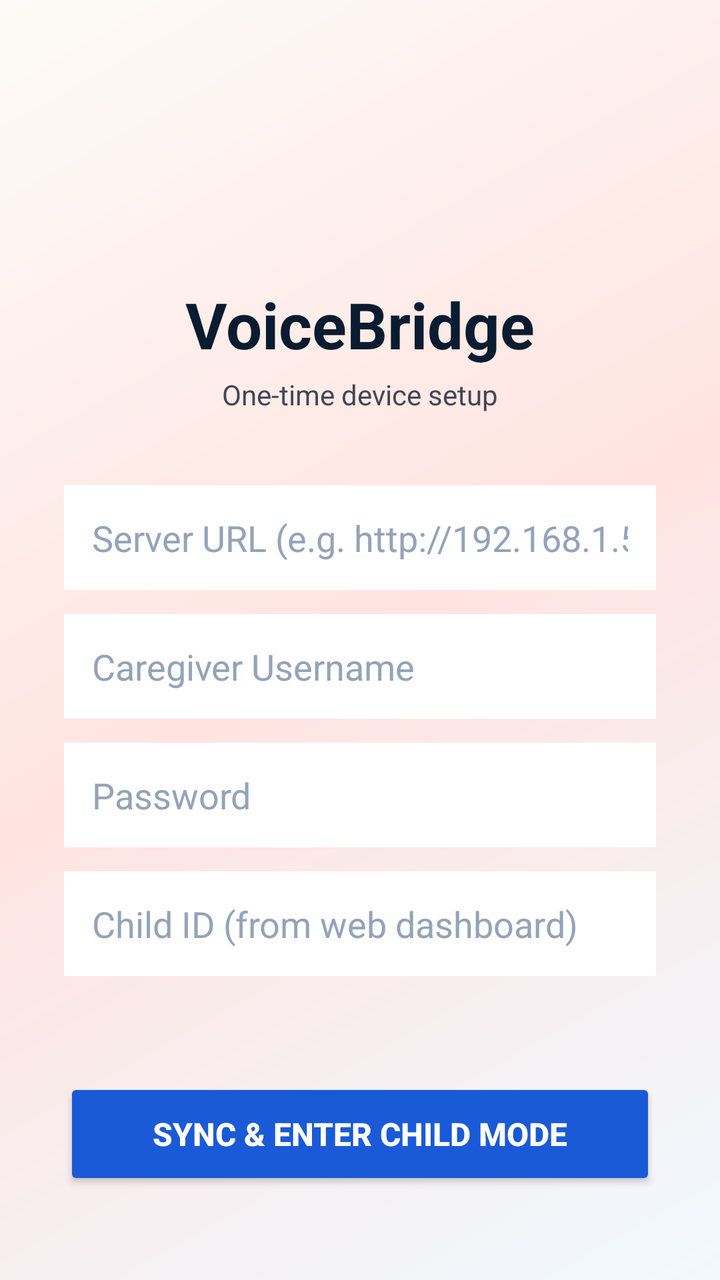
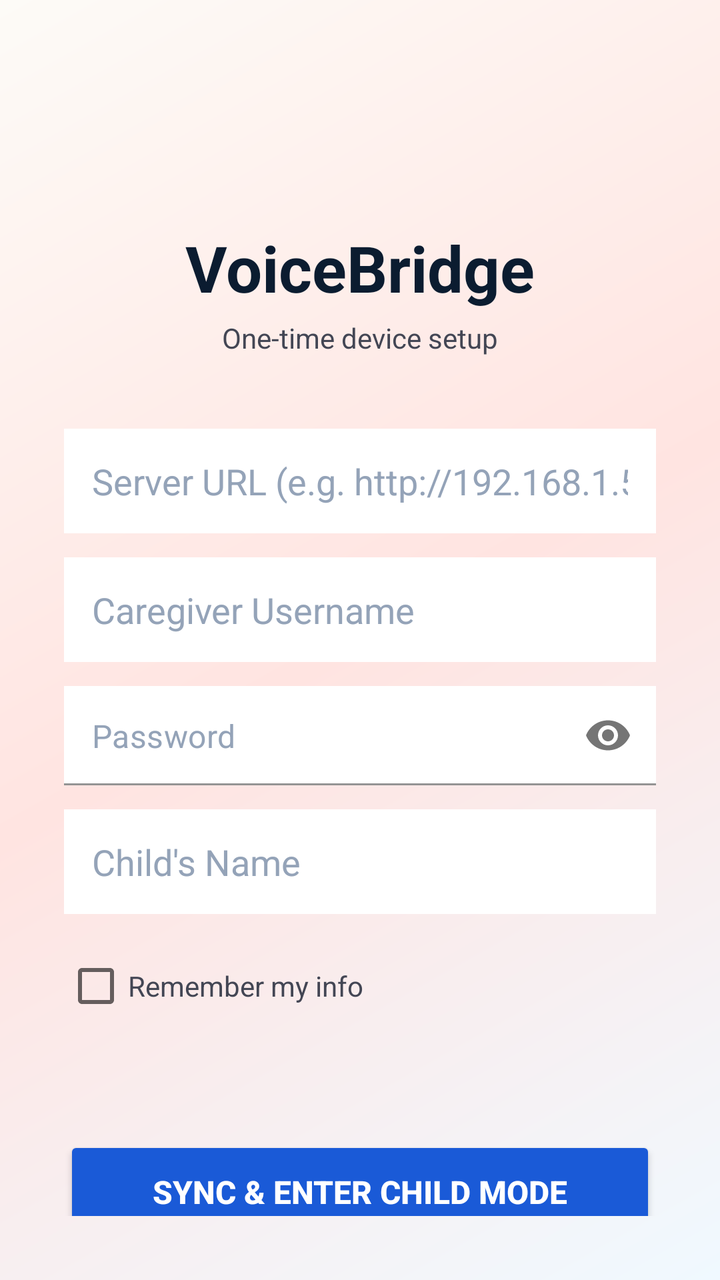

Compare the two renders of this Android layout. The source of the first and the diff that turns it into the second are given below.
<!-- AndroidManifest.xml: application theme Theme.VoiceBridge -->
<!-- res/layout/activity_login.xml -->
<?xml version="1.0" encoding="utf-8"?>
<LinearLayout xmlns:android="http://schemas.android.com/apk/res/android"
    android:layout_width="match_parent"
    android:layout_height="match_parent"
    android:orientation="vertical"
    android:gravity="center"
    android:padding="32dp"
    android:background="@drawable/bg_atmospheric">

    
    <ImageView
        android:layout_width="80dp"
        android:layout_height="80dp"
        android:src="@mipmap/ic_launcher"
        android:layout_marginBottom="16dp"
        android:contentDescription="VoiceBridge Logo" />

    <TextView
        android:layout_width="wrap_content"
        android:layout_height="wrap_content"
        android:text="VoiceBridge"
        android:textSize="32sp"
        android:textStyle="bold"
        android:textColor="#0B1C30"
        android:layout_marginBottom="4dp"/>

    <TextView
        android:layout_width="wrap_content"
        android:layout_height="wrap_content"
        android:text="One-time device setup"
        android:textSize="14sp"
        android:textColor="#434654"
        android:layout_marginBottom="36dp"/>

    <EditText
        android:id="@+id/input_server_url"
        style="@style/FieldInput"
        android:hint="Server URL (e.g. http://192.168.1.5:8000)"
        android:textColorHint="#94A3B8"
        android:inputType="textUri" />

    <EditText
        android:id="@+id/input_username"
        style="@style/FieldInput"
        android:hint="Caregiver Username"
        android:textColorHint="#94A3B8"
        android:inputType="text" />

    <EditText
        android:id="@+id/input_password"
        style="@style/FieldInput"
        android:hint="Password"
        android:textColorHint="#94A3B8"
        android:inputType="textPassword" />

    <EditText
        android:id="@+id/input_child_id"
        style="@style/FieldInput"
        android:hint="Child ID (from web dashboard)"
        android:textColorHint="#94A3B8"
        android:layout_marginBottom="24dp"
        android:inputType="text" />

    <ProgressBar
        android:id="@+id/progress_bar"
        android:layout_width="wrap_content"
        android:layout_height="wrap_content"
        android:visibility="gone"
        android:layout_marginBottom="8dp"/>

    <TextView
        android:id="@+id/tv_status"
        android:layout_width="wrap_content"
        android:layout_height="wrap_content"
        android:textColor="#006A61"
        android:text=""
        android:layout_marginBottom="8dp"/>

    <Button
        android:id="@+id/btn_login"
        android:layout_width="match_parent"
        android:layout_height="56dp"
        android:text="Sync &amp; Enter Child Mode"
        android:backgroundTint="#1A5AD7"
        android:textColor="@android:color/white"
        android:textSize="16sp"
        android:textStyle="bold"/>

</LinearLayout>
<!-- resources referenced by this layout -->
<resources>
  <!-- drawable bg_atmospheric (drawable) -->
  <?xml version="1.0" encoding="utf-8"?>
  <shape xmlns:android="http://schemas.android.com/apk/res/android"
      android:shape="rectangle">
      <gradient
          android:angle="135"
          android:startColor="#F0F9FF"
          android:centerColor="#FFE4E1"
          android:endColor="#FDFBF7"
          android:type="linear" />
  </shape>
  <!-- mipmap ic_launcher (mipmap-anydpi-v26) -->
  <?xml version="1.0" encoding="utf-8"?>
  <adaptive-icon xmlns:android="http://schemas.android.com/apk/res/android">
      <background android:drawable="@color/ic_launcher_background" />
      <foreground android:drawable="@drawable/ic_launcher_foreground" />
  </adaptive-icon>
  <style name="FieldInput">
          <item name="android:layout_width">match_parent</item>
          <item name="android:layout_height">wrap_content</item>
          <item name="android:padding">14dp</item>
          <item name="android:background">@android:color/white</item>
          <item name="android:textColor">@color/ink</item>
          <item name="android:layout_marginBottom">12dp</item>
      </style>
  <style name="Theme.VoiceBridge" parent="Theme.MaterialComponents.DayNight.NoActionBar">
          <item name="colorPrimary">@color/colorPrimary</item>
          <item name="colorPrimaryDark">@color/colorPrimaryDark</item>
          <item name="colorAccent">@color/colorAccent</item>
          <item name="android:windowBackground">@color/background_pastel</item>
          <item name="android:statusBarColor" tools:targetApi="21">@color/colorPrimaryDark</item>
      </style>
  <color name="ic_launcher_background">#FFAFCC</color>
  <!-- drawable ic_launcher_foreground (drawable) -->
  <vector xmlns:android="http://schemas.android.com/apk/res/android"
      android:width="108dp"
      android:height="108dp"
      android:viewportWidth="108"
      android:viewportHeight="108">
      <path
          android:fillColor="#FFFFFF"
          android:pathData="M54,30 C54,30 36,42 36,57 C36,66.94 44.06,75 54,75 C63.94,75 72,66.94 72,57 C72,42 54,30 54,30 Z" />
      <path
          android:fillColor="#BBDEFB"
          android:pathData="M46,55 Q54,45 62,55 Q58,65 50,65 Q44,62 46,55 Z" />
  </vector>
  <color name="ink">#52625D</color>
  <color name="colorPrimary">#BDE0FE</color>
  <color name="colorPrimaryDark">#A2D2FF</color>
  <color name="colorAccent">#FFC8DD</color>
  <color name="background_pastel">#FDFBF7</color>
</resources>

<!-- the commit's change to res/layout/activity_login.xml (unified diff, before → after) -->
@@ -1,5 +1,6 @@
 <?xml version="1.0" encoding="utf-8"?>
 <LinearLayout xmlns:android="http://schemas.android.com/apk/res/android"
+    xmlns:app="http://schemas.android.com/apk/res-auto"
     android:layout_width="match_parent"
     android:layout_height="match_parent"
     android:orientation="vertical"
@@ -46,20 +47,38 @@
         android:textColorHint="#94A3B8"
         android:inputType="text" />
 
-    <EditText
-        android:id="@+id/input_password"
-        style="@style/FieldInput"
-        android:hint="Password"
-        android:textColorHint="#94A3B8"
-        android:inputType="textPassword" />
+    <com.google.android.material.textfield.TextInputLayout
+        android:layout_width="match_parent"
+        android:layout_height="wrap_content"
+        android:layout_marginBottom="12dp"
+        app:hintEnabled="false"
+        app:endIconMode="password_toggle">
+
+        <com.google.android.material.textfield.TextInputEditText
+            android:id="@+id/input_password"
+            style="@style/FieldInput"
+            android:layout_marginBottom="0dp"
+            android:hint="Password"
+            android:textColorHint="#94A3B8"
+            android:inputType="textPassword" />
+    </com.google.android.material.textfield.TextInputLayout>
 
     <EditText
         android:id="@+id/input_child_id"
         style="@style/FieldInput"
-        android:hint="Child ID (from web dashboard)"
+        android:hint="Child's Name"
         android:textColorHint="#94A3B8"
-        android:layout_marginBottom="24dp"
+        android:layout_marginBottom="12dp"
         android:inputType="text" />
+
+    <CheckBox
+        android:id="@+id/cb_remember_me"
+        android:layout_width="wrap_content"
+        android:layout_height="wrap_content"
+        android:text="Remember my info"
+        android:textColor="#434654"
+        android:layout_gravity="start"
+        android:layout_marginBottom="24dp" />
 
     <ProgressBar
         android:id="@+id/progress_bar"
